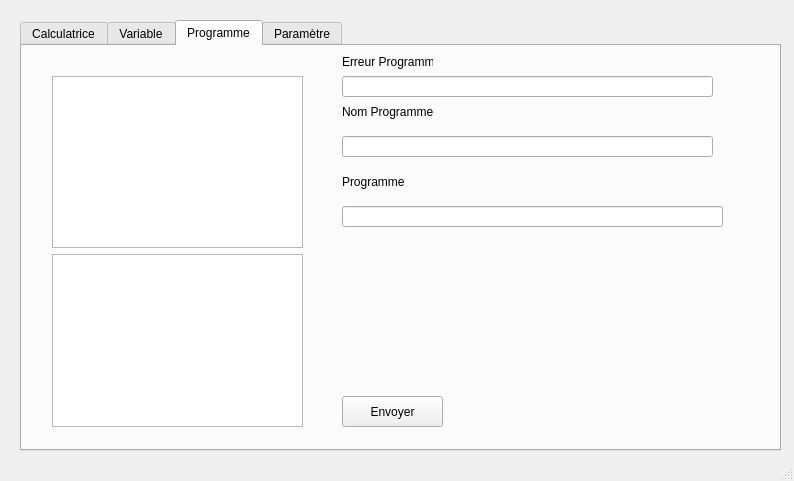
Old version of the form mainwindow.ui in the repository Sk4oned/projet1.
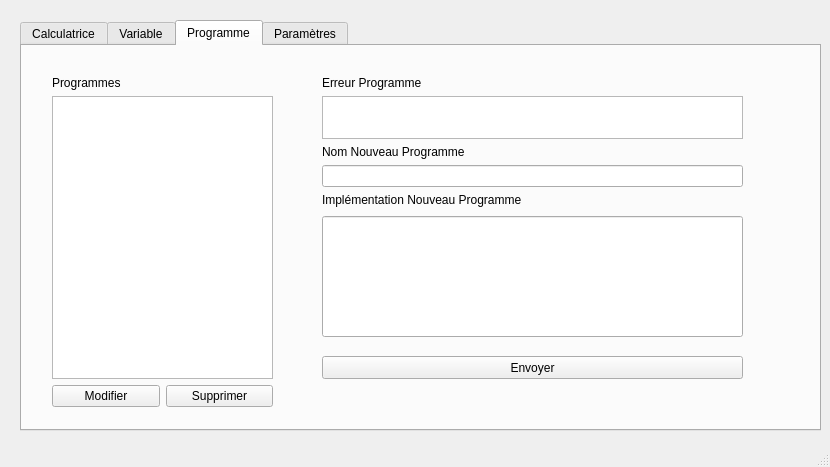
New version of the form. The open tabs and pages were chosen to show the change.

Diff of the .ui file:
```diff
--- a/mainwindow.ui
+++ b/mainwindow.ui
@@ -6,8 +6,8 @@
    <rect>
     <x>0</x>
     <y>0</y>
-    <width>794</width>
-    <height>481</height>
+    <width>830</width>
+    <height>467</height>
    </rect>
   </property>
   <property name="windowTitle">
@@ -19,8 +19,8 @@
      <rect>
       <x>20</x>
       <y>20</y>
-      <width>761</width>
-      <height>431</height>
+      <width>801</width>
+      <height>411</height>
      </rect>
     </property>
     <property name="currentIndex">
@@ -344,141 +344,162 @@
         <height>31</height>
        </rect>
       </property>
-      <property name="text">
-       <string>Variables</string>
-      </property>
-     </widget>
-     <widget class="QLabel" name="label_12">
-      <property name="geometry">
-       <rect>
-        <x>310</x>
-        <y>50</y>
-        <width>131</width>
-        <height>31</height>
-       </rect>
-      </property>
-      <property name="text">
-       <string>Variable Sélectionnéee</string>
-      </property>
+      <layout class="QVBoxLayout" name="verticalLayout_6">
+       <item>
+        <widget class="QLabel" name="label_11">
+         <property name="text">
+          <string>Variables</string>
+         </property>
+        </widget>
+       </item>
+       <item>
+        <widget class="QTableView" name="tableView"/>
+       </item>
+       <item>
+        <layout class="QHBoxLayout" name="horizontalLayout_2">
+         <item>
+          <widget class="QPushButton" name="pushButton_21">
+           <property name="text">
+            <string>Modifier</string>
+           </property>
+          </widget>
+         </item>
+         <item>
+          <widget class="QPushButton" name="pushButton_24">
+           <property name="text">
+            <string>Supprimer</string>
+           </property>
+          </widget>
+         </item>
+        </layout>
+       </item>
+      </layout>
      </widget>
     </widget>
     <widget class="QWidget" name="tab_3">
      <attribute name="title">
       <string>Programme</string>
      </attribute>
+     <widget class="QWidget" name="verticalLayoutWidget_2">
+      <property name="geometry">
+       <rect>
+        <x>300</x>
+        <y>30</y>
+        <width>421</width>
+        <height>131</height>
+       </rect>
+      </property>
+      <layout class="QVBoxLayout" name="verticalLayout_3">
+       <item>
+        <widget class="QLabel" name="label_7">
+         <property name="text">
+          <string>Erreur Programme</string>
+         </property>
+        </widget>
+       </item>
+       <item>
+        <widget class="QTextEdit" name="textEdit_5"/>
+       </item>
+       <item>
+        <widget class="QLabel" name="label_12">
+         <property name="text">
+          <string>Nom Nouveau Programme</string>
+         </property>
+        </widget>
+       </item>
+       <item>
+        <widget class="QLineEdit" name="lineEdit_14">
+         <property name="text">
+          <string/>
+         </property>
+        </widget>
+       </item>
+       <item>
+        <widget class="QLabel" name="label_13">
+         <property name="text">
+          <string>Implémentation Nouveau Programme</string>
+         </property>
+        </widget>
+       </item>
+      </layout>
+     </widget>
+     <widget class="QLineEdit" name="lineEdit_7">
+      <property name="geometry">
+       <rect>
+        <x>300</x>
+        <y>170</y>
+        <width>421</width>
+        <height>121</height>
+       </rect>
+      </property>
+      <property name="text">
+       <string/>
+      </property>
+     </widget>
+     <widget class="QPushButton" name="pushButton_46">
+      <property name="geometry">
+       <rect>
+        <x>300</x>
+        <y>310</y>
+        <width>421</width>
+        <height>23</height>
+       </rect>
+      </property>
+      <property name="text">
+       <string>Envoyer</string>
+      </property>
+     </widget>
      <widget class="QWidget" name="verticalLayoutWidget_4">
       <property name="geometry">
        <rect>
         <x>30</x>
         <y>30</y>
-        <width>251</width>
-        <height>351</height>
+        <width>221</width>
+        <height>331</height>
        </rect>
       </property>
       <layout class="QVBoxLayout" name="verticalLayout_4">
        <item>
-        <widget class="QTextEdit" name="textEdit_4"/>
+        <widget class="QLabel" name="label_14">
+         <property name="text">
+          <string>Programmes</string>
+         </property>
+        </widget>
        </item>
        <item>
-        <widget class="QTextEdit" name="textEdit_6"/>
+        <widget class="QTableView" name="tableView_2"/>
+       </item>
+       <item>
+        <layout class="QHBoxLayout" name="horizontalLayout_3">
+         <item>
+          <widget class="QPushButton" name="pushButton_25">
+           <property name="text">
+            <string>Modifier</string>
+           </property>
+          </widget>
+         </item>
+         <item>
+          <widget class="QPushButton" name="pushButton_26">
+           <property name="text">
+            <string>Supprimer</string>
+           </property>
+          </widget>
+         </item>
+        </layout>
        </item>
       </layout>
      </widget>
-     <widget class="QLineEdit" name="lineEdit_3">
-      <property name="geometry">
-       <rect>
-        <x>320</x>
-        <y>90</y>
-        <width>371</width>
-        <height>21</height>
-       </rect>
-      </property>
-      <property name="text">
-       <string/>
-      </property>
-     </widget>
-     <widget class="QLabel" name="label_2">
-      <property name="geometry">
-       <rect>
-        <x>320</x>
-        <y>50</y>
-        <width>91</width>
-        <height>31</height>
-       </rect>
-      </property>
-      <property name="text">
-       <string>Nom Programme</string>
-      </property>
-     </widget>
-     <widget class="QLabel" name="label_3">
-      <property name="geometry">
-       <rect>
-        <x>320</x>
-        <y>120</y>
-        <width>91</width>
-        <height>31</height>
-       </rect>
-      </property>
-      <property name="text">
-       <string>Programme</string>
-      </property>
-     </widget>
-     <widget class="QPushButton" name="pushButton_21">
-      <property name="geometry">
-       <rect>
-        <x>320</x>
-        <y>350</y>
-        <width>101</width>
-        <height>31</height>
-       </rect>
-      </property>
-      <property name="text">
-       <string>Envoyer</string>
-      </property>
-     </widget>
-     <widget class="QLineEdit" name="lineEdit_4">
-      <property name="geometry">
-       <rect>
-        <x>320</x>
-        <y>30</y>
-        <width>371</width>
-        <height>21</height>
-       </rect>
-      </property>
-      <property name="text">
-       <string/>
-      </property>
-     </widget>
-     <widget class="QLabel" name="label_4">
-      <property name="geometry">
-       <rect>
-        <x>320</x>
-        <y>0</y>
-        <width>91</width>
-        <height>31</height>
-       </rect>
-      </property>
-      <property name="text">
-       <string>Erreur Programme</string>
-      </property>
-     </widget>
-     <widget class="QLineEdit" name="lineEdit_6">
-      <property name="geometry">
-       <rect>
-        <x>320</x>
-        <y>160</y>
-        <width>381</width>
-        <height>21</height>
-       </rect>
-      </property>
-      <property name="text">
-       <string/>
-      </property>
-     </widget>
+     <zorder>verticalLayoutWidget_2</zorder>
+     <zorder>lineEdit_14</zorder>
+     <zorder>lineEdit_7</zorder>
+     <zorder>pushButton_46</zorder>
+     <zorder>verticalLayoutWidget_4</zorder>
+     <zorder></zorder>
+     <zorder>label_15</zorder>
     </widget>
     <widget class="QWidget" name="tab_5">
      <attribute name="title">
-      <string>Paramètre</string>
+      <string>Paramètres</string>
      </attribute>
      <widget class="QLineEdit" name="lineEdit_5">
       <property name="geometry">
```
Left out of the diff: 217 changed lines with no effect on the pictures.
